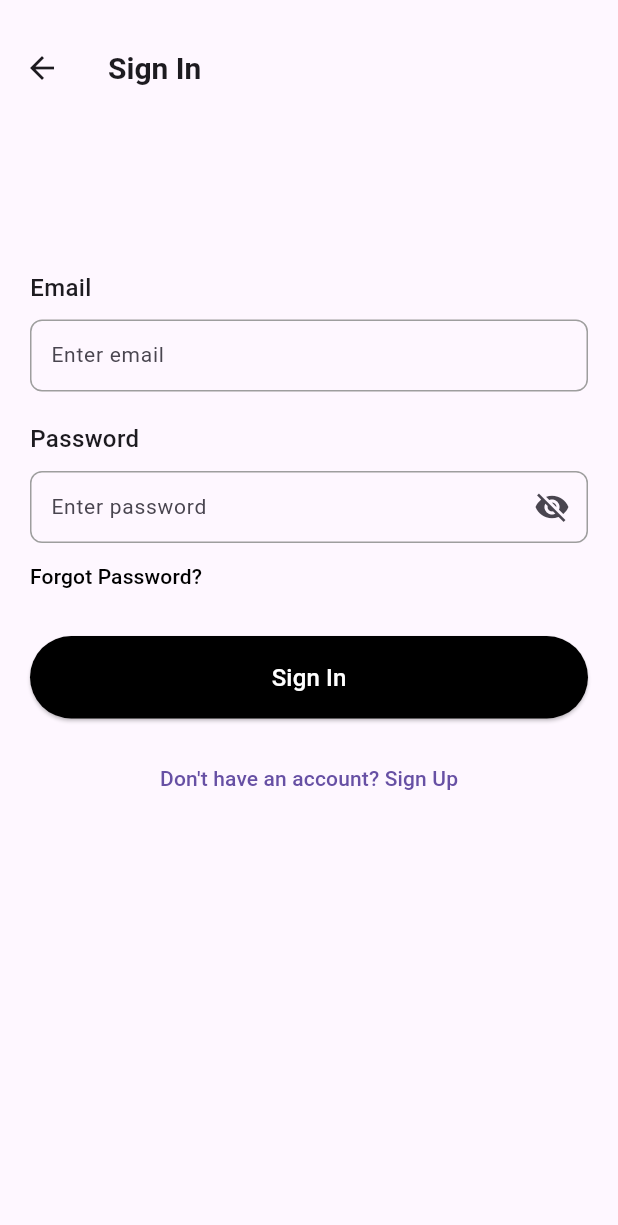
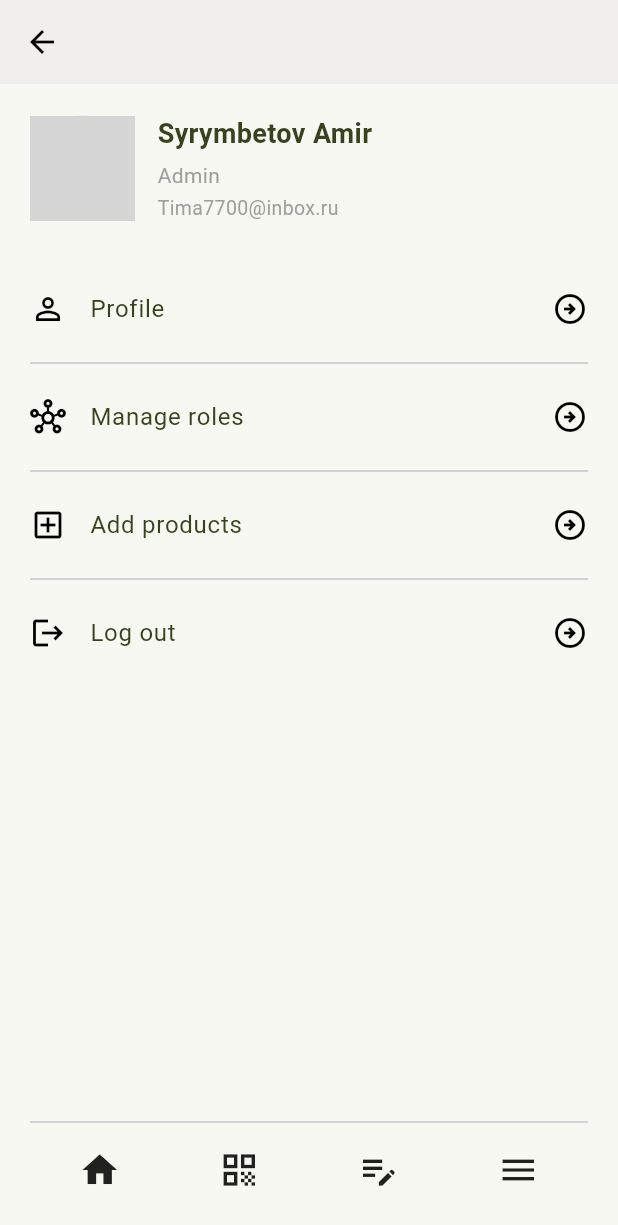
Before and after one commit to Batyrkhan-Sk/Sales-Tracking, a Flutter app: the screen it shows after launch, item 4 of the bottom bar chosen, on a phone screen of 412 x 824 dp. Shown: the top 1225 px of the screen. Run offline on Flutter 3.47's test engine with Material 3 defaults, Android fonts, the phone set to English and light mode, and no system bars; Roboto replaces fonts that are missing (TTTravels); grey boxes are pictures that could not be loaded.

Commit message:
menu-and-manage-roles-screens

```diff
--- a/lib/main.dart
+++ b/lib/main.dart
@@ -2,6 +2,8 @@ import 'package:flutter/material.dart';
 import 'presentation/screens/explore_screen.dart';
 import 'presentation/screens/sign_in_screen.dart';
 import 'presentation/screens/sign_up_screen.dart';
+import 'presentation/screens/account_screen.dart';
+import 'presentation/screens/manage_roles_screen.dart';
 import 'presentation/screens/warehouse_details_screen.dart';
 import 'presentation/models/warehouse.dart';
 
@@ -21,9 +23,11 @@ class MyApp extends StatelessWidget {
       ),
       initialRoute: '/explore',
       routes: {
+        '/account': (context) => const AccountScreen(),
         '/explore': (context) => const ExploreScreen(),
         '/signin': (context) => const SignInScreen(),
         '/signup': (context) => const SignUpScreen(),
+        '/manage-roles': (context) => const ManageRolesScreen(),
         '/warehouse-details': (context) {
           final Warehouse warehouse = ModalRoute.of(context)!.settings.arguments as Warehouse;
           return WarehouseDetailsScreen(warehouse: warehouse);
--- /dev/null
+++ b/lib/presentation/screens/account_screen.dart
@@ -0,0 +1,117 @@
+import 'package:flutter/material.dart';
+
+class AccountScreen extends StatelessWidget {
+  const AccountScreen({super.key});
+
+  @override
+  Widget build(BuildContext context) {
+    return Scaffold(
+      backgroundColor: const Color(0xFFF8F8F2),
+      appBar: AppBar(
+        backgroundColor: const Color(0xFFF8F8F2),
+        elevation: 1,
+        leading: IconButton(
+          icon: const Icon(Icons.arrow_back, color: Colors.black),
+          onPressed: () => Navigator.pop(context),
+        ),
+      ),
+      body: Padding(
+        padding: const EdgeInsets.all(20.0),
+        child: Column(
+          children: [
+            Row(
+              children: [
+                const CircleAvatar(
+                  radius: 35,
+                  backgroundImage: AssetImage('assets/images/avatar.png'),
+                ),
+                const SizedBox(width: 15),
+                Column(
+                  crossAxisAlignment: CrossAxisAlignment.start,
+                  children: const [
+                    Text(
+                      'Syrymbetov Amir',
+                      style: TextStyle(
+                        fontSize: 18,
+                        fontWeight: FontWeight.bold,
+                        color: Color(0xFF37421F),
+                      ),
+                    ),
+                    SizedBox(height: 5),
+                    Text(
+                      'Admin',
+                      style: TextStyle(fontSize: 14, color: Colors.grey),
+                    ),
+                    SizedBox(height: 2),
+                    Text(
+                      'Tima7700@inbox.ru',
+                      style: TextStyle(fontSize: 13, color: Colors.grey),
+                    ),
+                  ],
+                )
+              ],
+            ),
+            const SizedBox(height: 30),
+            _buildMenuItem(
+              icon: Icons.person_outline,
+              label: 'Profile',
+              onTap: () {},
+            ),
+            const Divider(),
+            _buildMenuItem(
+              icon: Icons.hub_outlined,
+              label: 'Manage roles',
+              onTap: () {Navigator.pushNamed(context, '/manage-roles');},
+            ),
+            const Divider(),
+            _buildMenuItem(
+              icon: Icons.add_box_outlined,
+              label: 'Add products',
+              onTap: () {},
+            ),
+            const Divider(),
+            _buildMenuItem(
+              icon: Icons.logout,
+              label: 'Log out',
+              onTap: () {},
+            ),
+            const Spacer(),
+            const Divider(),
+            Padding(
+              padding: const EdgeInsets.symmetric(vertical: 10),
+              child: Row(
+                mainAxisAlignment: MainAxisAlignment.spaceAround,
+                children: const [
+                  Icon(Icons.home, size: 28),
+                  Icon(Icons.qr_code, size: 28),
+                  Icon(Icons.edit_note, size: 28),
+                  Icon(Icons.menu, size: 28),
+                ],
+              ),
+            ),
+          ],
+        ),
+      ),
+    );
+  }
+
+  Widget _buildMenuItem({
+    required IconData icon,
+    required String label,
+    required VoidCallback onTap,
+  }) {
+    return ListTile(
+      contentPadding: EdgeInsets.zero,
+      leading: Icon(icon, color: Colors.black),
+      title: Text(
+        label,
+        style: const TextStyle(
+          fontSize: 16,
+          color: Color(0xFF37421F),
+        ),
+      ),
+      trailing: const Icon(Icons.arrow_circle_right_outlined, color: Colors.black),
+      onTap: onTap,
+    );
+  }
+}
--- a/lib/presentation/screens/explore_screen.dart
+++ b/lib/presentation/screens/explore_screen.dart
@@ -106,7 +106,7 @@ class ExploreScreen extends StatelessWidget {
           } else if (index == 1) {
           } else if (index == 2) {
           } else if (index == 3) {
-            Navigator.pushNamed(context, '/signin');
+            Navigator.pushNamed(context, '/account');
           }
         },
         items: const [
```
Also changed, not shown: lib/presentation/screens/manage_roles_screen.dart (added, +180 -0 lines).
